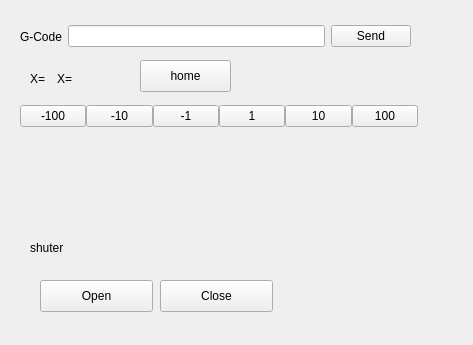
Above: printpanel.ui from MaruoLab2015/5AxisFabricationApplication before the change. Below: the same form after it.
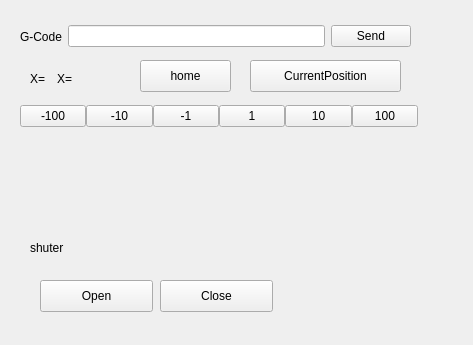
That is the form after the change.

```diff
--- a/printpanel.ui
+++ b/printpanel.ui
@@ -249,6 +249,19 @@
     <string>Open</string>
    </property>
   </widget>
+  <widget class="QPushButton" name="pushButton_3">
+   <property name="geometry">
+    <rect>
+     <x>250</x>
+     <y>60</y>
+     <width>151</width>
+     <height>32</height>
+    </rect>
+   </property>
+   <property name="text">
+    <string>CurrentPosition</string>
+   </property>
+  </widget>
  </widget>
  <resources/>
  <connections/>
```
